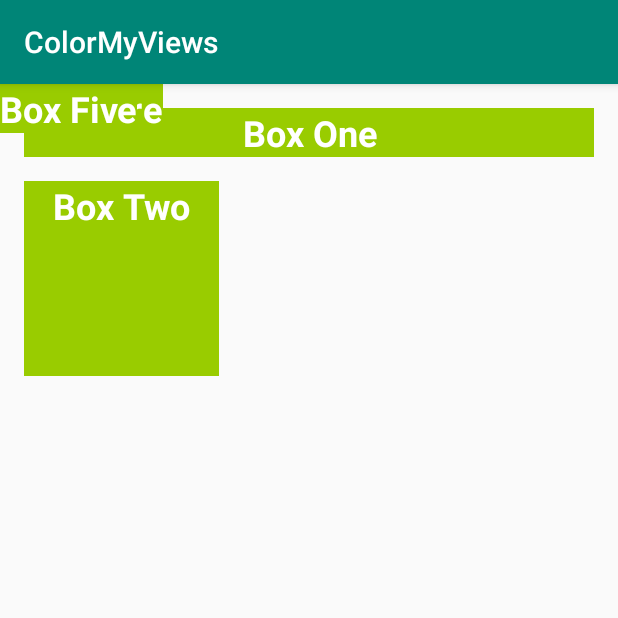
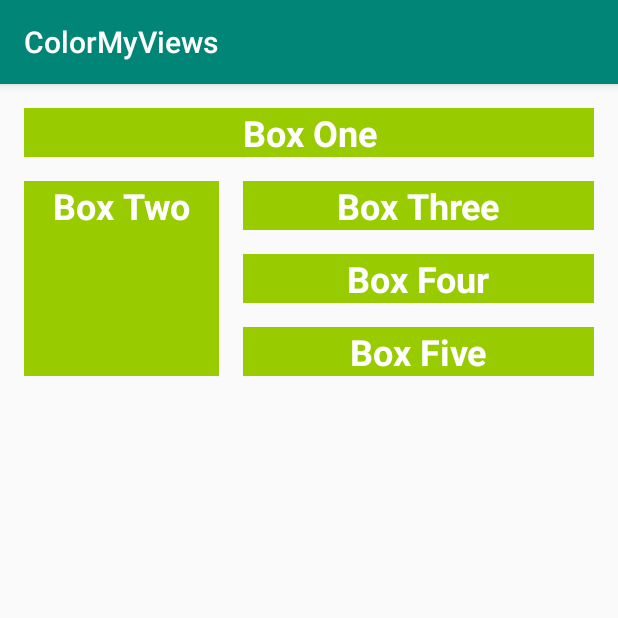
Before and after one commit to gmartinez31/ColorMyViews, an Android app: the screen it shows after launch (MainActivity), on a phone screen of 412 x 824 dp, the top half of it. Run offline under Robolectric (Android 15) with nearby library versions, the phone set to English and light mode, and no system bars; Roboto replaces fonts that are not available here.

Commit message:
more constraints

```diff
--- a/app/src/main/res/layout/activity_main.xml
+++ b/app/src/main/res/layout/activity_main.xml
@@ -37,28 +37,42 @@
     <TextView
         android:id="@+id/box_three_text"
         style="@style/whiteBox"
-        android:layout_width="wrap_content"
+        android:layout_width="0dp"
         android:layout_height="wrap_content"
+        android:layout_marginStart="16dp"
+        android:layout_marginEnd="16dp"
         android:text="@string/box_three"
-        tools:layout_editor_absoluteX="252dp"
-        tools:layout_editor_absoluteY="65dp" />
+        app:layout_constraintBottom_toTopOf="@+id/box_four_text"
+        app:layout_constraintEnd_toEndOf="parent"
+        app:layout_constraintStart_toEndOf="@+id/box_two_text"
+        app:layout_constraintTop_toTopOf="@+id/box_two_text" />
 
     <TextView
         android:id="@+id/box_four_text"
         style="@style/whiteBox"
-        android:layout_width="wrap_content"
+        android:layout_width="0dp"
         android:layout_height="wrap_content"
+        android:layout_marginStart="16dp"
+        android:layout_marginTop="16dp"
+        android:layout_marginEnd="16dp"
+        android:layout_marginBottom="16dp"
         android:text="@string/box_four"
-        tools:layout_editor_absoluteX="252dp"
-        tools:layout_editor_absoluteY="101dp" />
+        app:layout_constraintBottom_toTopOf="@+id/box_five_text"
+        app:layout_constraintEnd_toEndOf="parent"
+        app:layout_constraintStart_toEndOf="@+id/box_two_text"
+        app:layout_constraintTop_toBottomOf="@+id/box_three_text" />
 
     <TextView
         android:id="@+id/box_five_text"
         style="@style/whiteBox"
-        android:layout_width="wrap_content"
+        android:layout_width="0dp"
         android:layout_height="wrap_content"
+        android:layout_marginStart="16dp"
+        android:layout_marginEnd="16dp"
         android:text="@string/box_five"
-        tools:layout_editor_absoluteX="252dp"
-        tools:layout_editor_absoluteY="138dp" />
+        app:layout_constraintBottom_toBottomOf="@+id/box_two_text"
+        app:layout_constraintEnd_toEndOf="parent"
+        app:layout_constraintStart_toEndOf="@+id/box_two_text"
+        app:layout_constraintTop_toBottomOf="@+id/box_four_text" />
 
 </androidx.constraintlayout.widget.ConstraintLayout>
--- a/app/src/main/res/values/strings.xml
+++ b/app/src/main/res/values/strings.xml
@@ -5,5 +5,4 @@
     <string name="box_three">Box Three</string>
     <string name="box_four">Box Four</string>
     <string name="box_five">Box Five</string>
-    <string name="box_three">Box Three</string>
 </resources>
```
